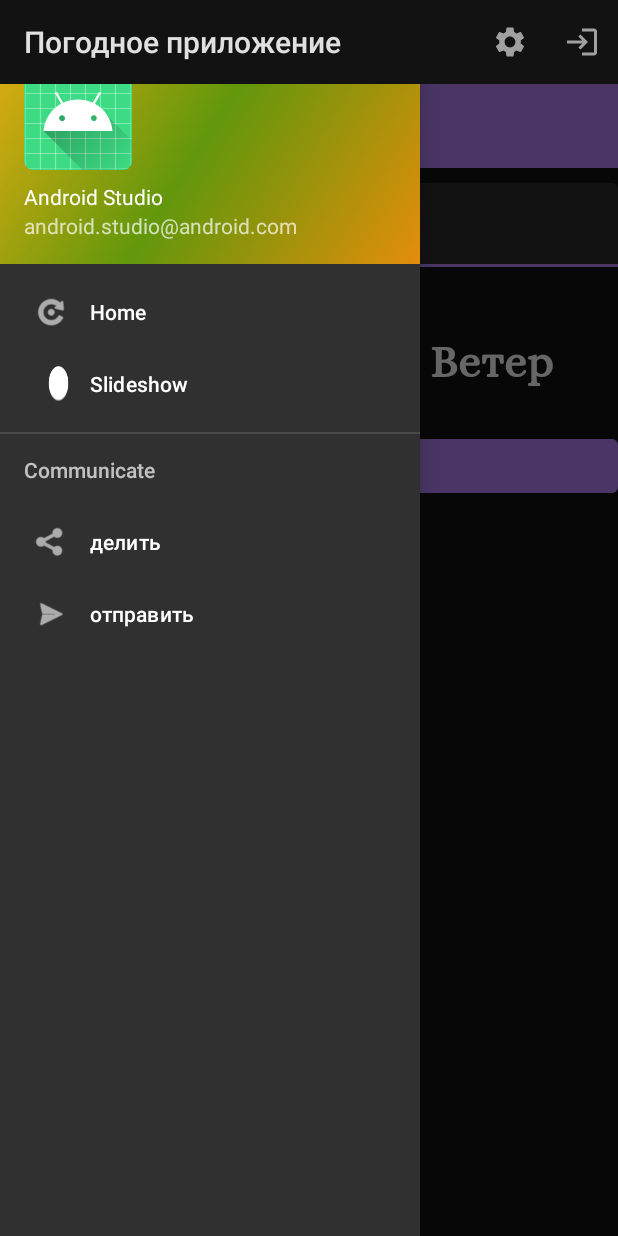
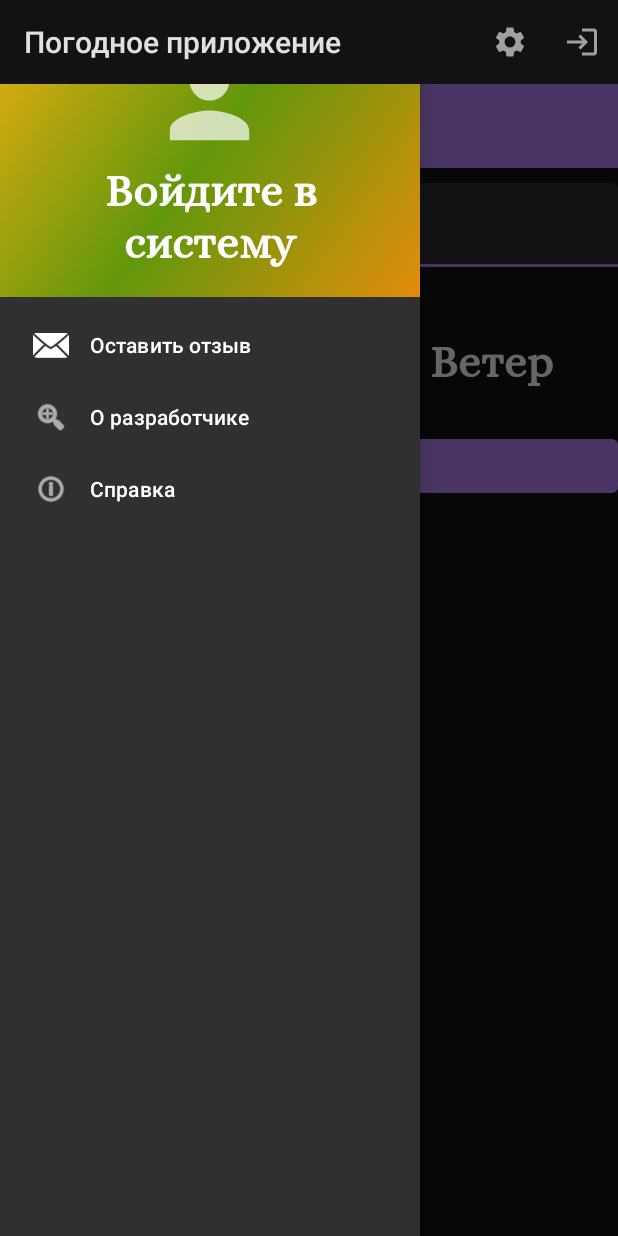
Before and after one commit to AlinaDorozhkina/Weather2, an Android app: the screen it shows after launch (MainActivity), with the side drawer open, on a phone screen of 412 x 824 dp. Run offline under Robolectric (Android 15) with nearby library versions, the phone set to English and light mode, and no system bars; 1 statement that could not run was skipped.

Commit message:
реформат

```diff
--- a/app/src/main/java/com/example/weatherapp/fragments/LoginFragment.java
+++ b/app/src/main/java/com/example/weatherapp/fragments/LoginFragment.java
@@ -74,7 +74,7 @@ public class LoginFragment extends Fragment {
                 listener.sendName(name);
             } else {
                 Snackbar
-                        .make(v, "неверные данные", Snackbar.LENGTH_LONG)
+                        .make(v, getString(R.string.login_failed), Snackbar.LENGTH_LONG)
                         .setAction("Action", null).show();
             }
         }
@@ -112,7 +112,7 @@ public class LoginFragment extends Fragment {
             listener = (LoginFragment.OnLoginFragmentDataListener) context;
         } else {
             throw new RuntimeException(context.toString()
-                    + " must implement LoginFragment.OnLoginFragmentDataListener");
+                    + getString(R.string.interface_error, "LoginFragment.OnLoginFragmentDataListener"));
         }
     }
 }
--- /dev/null
+++ b/app/src/main/res/drawable/ic_baseline_person_24.xml
@@ -0,0 +1,10 @@
+<vector xmlns:android="http://schemas.android.com/apk/res/android"
+    android:width="40dp"
+    android:height="40dp"
+    android:tint="?attr/colorControlNormal"
+    android:viewportWidth="24"
+    android:viewportHeight="24">
+    <path
+        android:fillColor="@color/orange"
+        android:pathData="M12,12c2.21,0 4,-1.79 4,-4s-1.79,-4 -4,-4 -4,1.79 -4,4 1.79,4 4,4zM12,14c-2.67,0 -8,1.34 -8,4v2h16v-2c0,-2.66 -5.33,-4 -8,-4z" />
+</vector>
--- /dev/null
+++ b/app/src/main/res/drawable/ic_baseline_tag_faces_24.xml
@@ -0,0 +1,5 @@
+<vector android:height="40dp" android:tint="?attr/colorControlNormal"
+    android:viewportHeight="24" android:viewportWidth="24"
+    android:width="40dp" xmlns:android="http://schemas.android.com/apk/res/android">
+    <path android:fillColor="@android:color/white" android:pathData="M11.99,2C6.47,2 2,6.48 2,12s4.47,10 9.99,10C17.52,22 22,17.52 22,12S17.52,2 11.99,2zM12,20c-4.42,0 -8,-3.58 -8,-8s3.58,-8 8,-8 8,3.58 8,8 -3.58,8 -8,8zM15.5,11c0.83,0 1.5,-0.67 1.5,-1.5S16.33,8 15.5,8 14,8.67 14,9.5s0.67,1.5 1.5,1.5zM8.5,11c0.83,0 1.5,-0.67 1.5,-1.5S9.33,8 8.5,8 7,8.67 7,9.5 7.67,11 8.5,11zM12,17.5c2.33,0 4.31,-1.46 5.11,-3.5L6.89,14c0.8,2.04 2.78,3.5 5.11,3.5z"/>
+</vector>
--- a/app/src/main/res/layout/nav_header_main.xml
+++ b/app/src/main/res/layout/nav_header_main.xml
@@ -3,7 +3,7 @@
 <LinearLayout xmlns:android="http://schemas.android.com/apk/res/android"
     xmlns:app="http://schemas.android.com/apk/res-auto"
     android:layout_width="match_parent"
-    android:layout_height="@dimen/nav_header_height"
+    android:layout_height="wrap_content"
     android:background="@drawable/side_nav_bar"
     android:gravity="bottom"
     android:orientation="vertical"
@@ -14,24 +14,23 @@
     android:theme="@style/ThemeOverlay.AppCompat.Dark">
 
     <ImageView
-        android:id="@+id/imageView"
-        android:layout_width="wrap_content"
-        android:layout_height="wrap_content"
+        android:id="@+id/imageView_header"
+        android:layout_width="79dp"
+        android:layout_height="94dp"
+        android:layout_gravity="center"
         android:contentDescription="@string/nav_header_desc"
         android:paddingTop="@dimen/nav_header_vertical_spacing"
-        app:srcCompat="@mipmap/ic_launcher_round" />
+        app:srcCompat="@drawable/ic_baseline_person_24" />
 
     <TextView
+        android:id="@+id/header_instruction"
         android:layout_width="match_parent"
         android:layout_height="wrap_content"
-        android:paddingTop="@dimen/nav_header_vertical_spacing"
+        android:layout_gravity="center"
+        android:textAlignment="center"
         android:text="@string/nav_header_title"
-        android:textAppearance="@style/TextAppearance.AppCompat.Body1" />
+        style="@style/my_small_text" />
 
-    <TextView
-        android:id="@+id/textView"
-        android:layout_width="wrap_content"
-        android:layout_height="wrap_content"
-        android:text="@string/nav_header_subtitle" />
+
 
 </LinearLayout>
--- a/app/src/main/res/menu/activity_main_drawer.xml
+++ b/app/src/main/res/menu/activity_main_drawer.xml
@@ -6,31 +6,22 @@
     <group android:checkableBehavior="single">
 
         <item
-            android:id="@+id/nav_home"
-            android:icon="@android:drawable/ic_menu_rotate"
-            android:title="@string/menu_home" />
+            android:id="@+id/write"
+            android:icon="@android:drawable/ic_dialog_email"
+            android:title="@string/write_letter" />
 
 
         <item
-            android:id="@+id/nav_slideshow"
-            android:icon="@android:drawable/btn_minus"
-            android:title="@string/menu_slideshow" />
+            android:id="@+id/about_me"
+            android:icon="@android:drawable/ic_menu_zoom"
+            android:title="@string/about_me" />
+
+        <item
+            android:id="@+id/about_app"
+            android:icon="@android:drawable/ic_menu_info_details"
+            android:title="@string/about_app" />
 
     </group>
 
-    <item android:title="Communicate">
-        <menu>
-            <item
-                android:id="@+id/nav_share"
-                android:icon="@android:drawable/ic_menu_share"
-                android:title="делить" />
-            <item
-                android:id="@+id/nav_send"
-                android:icon="@android:drawable/ic_menu_send"
-                android:title="отправить" />
-
-        </menu>
-
-    </item>
 
 </menu>
--- a/app/src/main/res/values/strings.xml
+++ b/app/src/main/res/values/strings.xml
@@ -31,10 +31,12 @@
     <string name="title_activity_main2">MainActivity</string>
     <string name="navigation_drawer_open">Open navigation drawer</string>
     <string name="navigation_drawer_close">Close navigation drawer</string>
-    <string name="nav_header_title">Android Studio</string>
+    <string name="nav_header_title">Войдите в систему</string>
     <string name="nav_header_subtitle">android.studio@android.com</string>
     <string name="nav_header_desc">Navigation header</string>
     <string name="action_settings">Settings</string>
+
+    <string name="Welcome">Добро пожаловать, %s</string>
 
     <string name="menu_home">Home</string>
     <string name="menu_gallery">Gallery</string>
@@ -45,5 +47,12 @@
     <string name="sign_in">Войти</string>
     <string name="invalid_username">Неверное имя</string>
     <string name="invalid_password">Пароль введен неверно</string>
-    <string name="login_failed">"Login failed"</string>
+    <string name="login_failed">"Введены невыерные данные. Попробуйте еще раз."</string>
+
+    <string name="interface_error">Не имплементирован интерфейс %s</string>
+    <string name="write_letter">Оставить отзыв</string>
+    <string name="about_me">О разработчике</string>
+    <string name="about_app">Справка</string>
+
+
 </resources>
```
Also changed, not shown: app/src/main/java/com/example/weatherapp/MainActivity.java (+53 -30 lines), app/src/main/java/com/example/weatherapp/fragments/CurrentWeatherFragment.java (+4 -3 lines).
